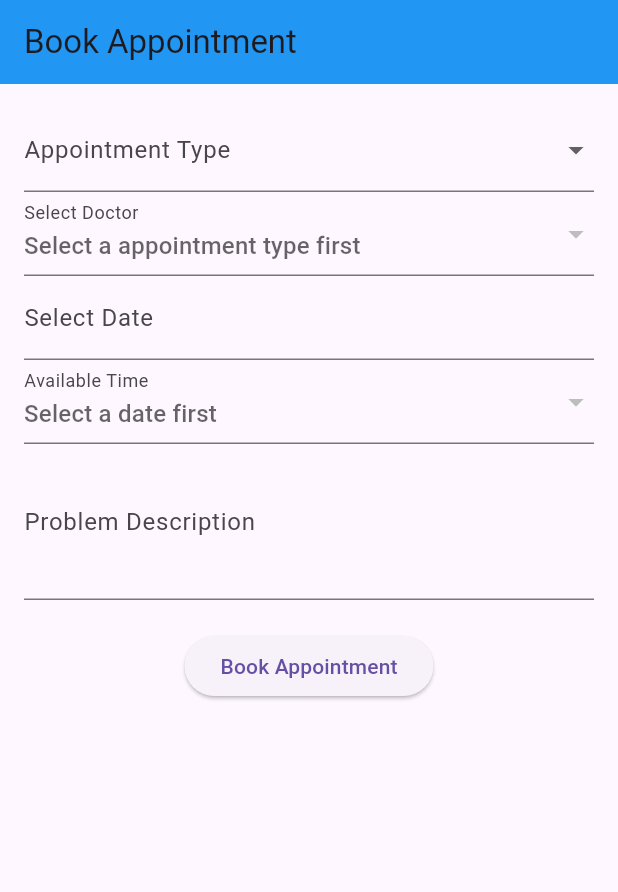
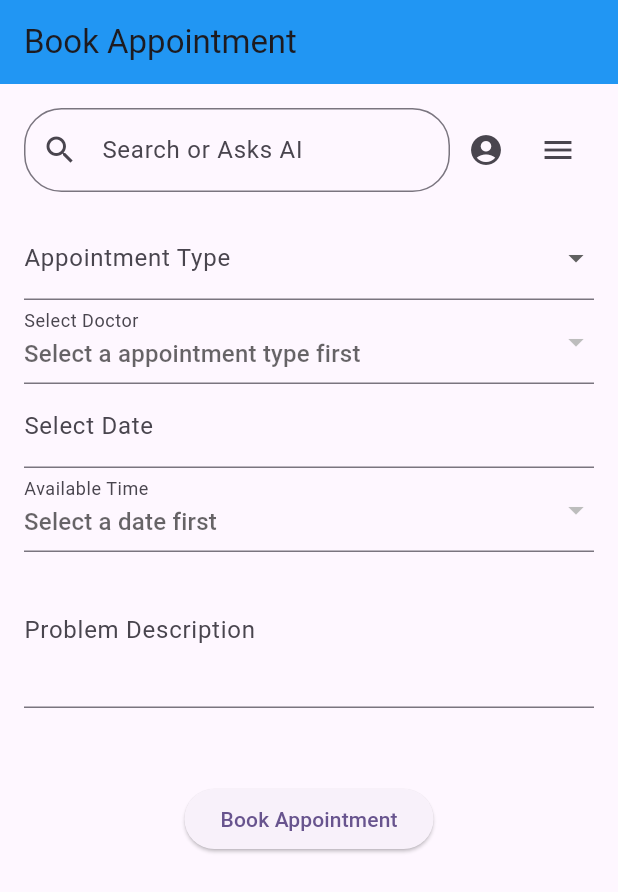
Before and after one commit to th-aslam0/CSIS_4280_medilink, a Flutter app: the AppointmentDetails screen opened directly, on a phone screen of 412 x 824 dp. Shown: the top 892 px of the screen. Run offline on Flutter 3.47's test engine with Material 3 defaults, Android fonts, the phone set to English and light mode, and no system bars.

Commit message:
Fix ui to match balsamiq

```diff
--- a/lib/appointmentDetails.dart
+++ b/lib/appointmentDetails.dart
@@ -145,13 +145,45 @@ class _AppointmentDetailsState extends State<AppointmentDetails> {
   @override
   Widget build(BuildContext context) {
     return Scaffold(
-      appBar: AppBar(title: Text("Book Appointment"),backgroundColor: Colors.blue,),
+      appBar: AppBar(
+        title: Text("Book Appointment"),
+        backgroundColor: Colors.blue,
+      ),
       body: Padding(
         padding: const EdgeInsets.all(16.0),
-        child: Form(
+        child: Column(
+          children: [
+            Form(
               key: _formKey,
               child: Column(
                 children: [
+                  Row(
+                    mainAxisAlignment: MainAxisAlignment.spaceBetween,
+                    children: [
+                      Expanded(
+                        child: TextField(
+                          decoration: InputDecoration(
+                            hintText: 'Search or Asks AI',
+                            prefixIcon: Icon(Icons.search),
+                            border: OutlineInputBorder(
+                              borderRadius: BorderRadius.circular(25),
+                              borderSide: BorderSide(color: Colors.blue),
+                            ),
+                          ),
+                        ),
+                      ),
+                      IconButton(
+                        icon: Icon(Icons.account_circle),
+                        onPressed: () {},
+                      ),
+                      IconButton(
+                        icon: Icon(Icons.menu),
+                        onPressed: () {},
+                      ),
+                    ],
+                  ),
+                  SizedBox(height: 16),
+
                   // appointment type
                   DropdownButtonFormField(
                     decoration: InputDecoration(labelText: "Appointment Type"),
@@ -192,7 +224,7 @@ class _AppointmentDetailsState extends State<AppointmentDetails> {
                   TextFormField(
                     decoration: InputDecoration(
                       labelText: "Select Date",
-                  hintText: _selectedDate == null ? "Please select a date" : "",
+                      hintText: _selectedDate == null ? "Please select a doctor first" : "",
                     ),
                     readOnly: true,
                     onTap: _selectedDoctor != null
@@ -261,7 +293,7 @@ class _AppointmentDetailsState extends State<AppointmentDetails> {
                     onChanged: (value) => _problemDescription = value,
                   ),
 
-              SizedBox(height: 20),
+                  SizedBox(height: 50),
 
                   // submit
                   ElevatedButton(
@@ -300,6 +332,8 @@ class _AppointmentDetailsState extends State<AppointmentDetails> {
                 ],
               ),
             ),
+          ],
+        )
       ),
     );
   }
```
Also changed, not shown: lib/bookingSuccessful.dart (+5 -9 lines), lib/main.dart (+84 -4 lines). Lines whose indentation alone changed are shown as unchanged.
